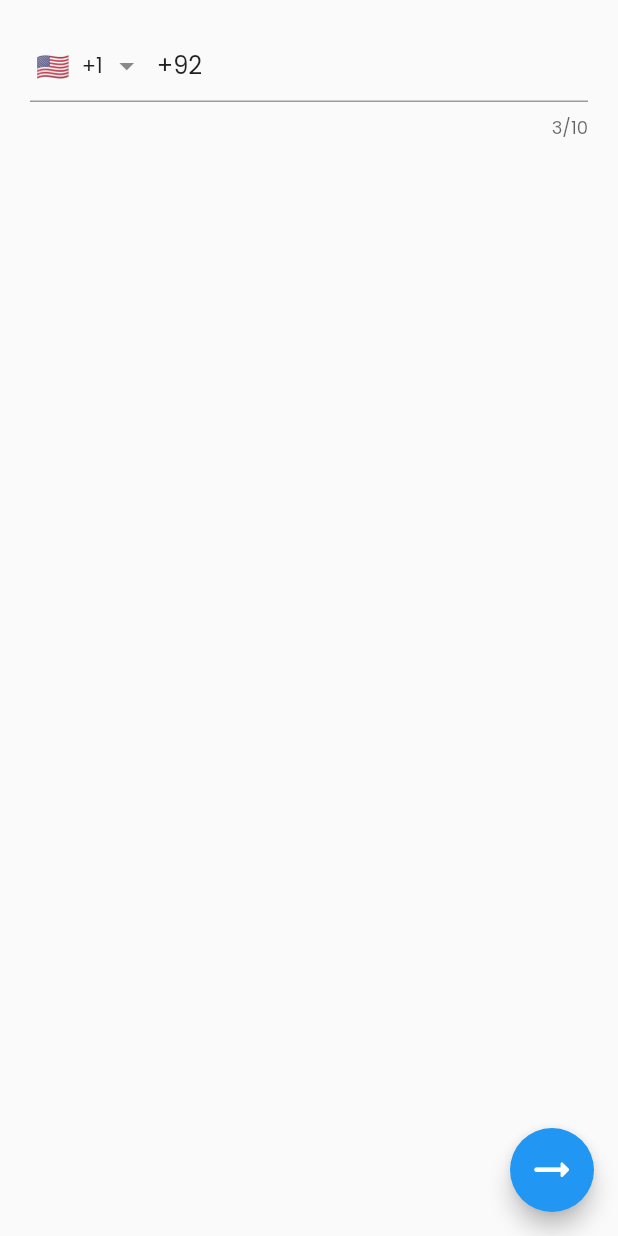
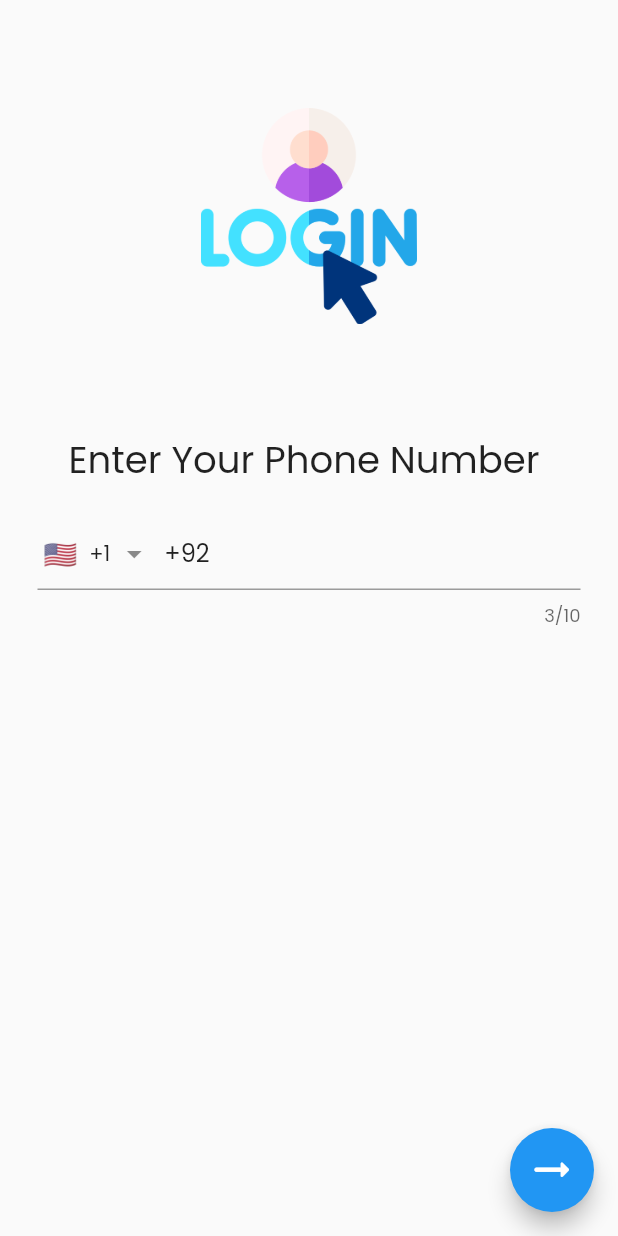
Before and after one commit to Ch-Muhammad-Tahir/chat-app-using-firebase-firestore, a Flutter app: the OtpAuthenticationScreenWidget screen opened directly, on a phone screen of 412 x 824 dp. Run offline on Flutter 3.47's test engine with Material 2 defaults, Android fonts, the phone set to English and light mode, and no system bars; drawn by our look-alikes of intl_phone_field; our stand-ins replace cloud_firestore, firebase_auth, firebase_core, firebase_storage, google_fonts, image_picker and 1 more; accounts and stored records are empty; network calls fail.

Commit message:
improve Code and Add Image functionality Store on Firebase Cloud

```diff
--- a/lib/models/user.dart
+++ b/lib/models/user.dart
@@ -2,6 +2,7 @@ class ChatUser {
   String name = "";
   String uId = "";
   String phoneNumber = "";
+  String imageUrl = "";
   ChatUser();
   ChatUser.fromJosn(Map<String, dynamic> json) {
     if (json["userName"] is String || json["userName"] is int) {
@@ -13,5 +14,8 @@ class ChatUser {
     if (json["phoneNumber"] is String || json["phoneNumber"] is int) {
       phoneNumber = json["phoneNumber"].toString();
     }
+    if (json["imageUrl"] is String || json["imageUrl"] is int) {
+      imageUrl = json["imageUrl"].toString();
+    }
   }
 }
--- a/lib/utils/app_assets.dart
+++ b/lib/utils/app_assets.dart
@@ -1,3 +1,6 @@
 class AppAssets {
   static String onBoadringPersonsChatView = "assets/on_boarding/pic1.png";
+  static String loginIcon1 = "assets/login-1.png";
+  static String loginIcon2 = "assets/login-2.png";
+  static String loginIcon3 = "assets/login.png";
 }
--- a/lib/utils/app_strings.dart
+++ b/lib/utils/app_strings.dart
@@ -6,7 +6,13 @@ class AppCommonStrings {
       "Connect people arround the world for free";
 
   static String onlineText = "Online";
-
+  static String loginSceenText = "Enter Your Phone Number ";
+  static String enterNameTfHint = "Enter You Name";
+  static String lastMsg = "Perfert will Check it";
+  static String time = "09:12 AM";
   static String dummyImage =
       "https://images.unsplash.com/photo-1494790108377-be9c29b29330?ixlib=rb-4.0.3&ixid=M3wxMjA3fDB8MHxwaG90by1wYWdlfHx8fGVufDB8fHx8fA%3D%3D&auto=format&fit=crop&w=387&q=80";
+
+  // Button Text
+  static String btnNext = "Next";
 }
--- a/lib/views/authentication/authentication_screen_widget.dart
+++ b/lib/views/authentication/authentication_screen_widget.dart
@@ -1,8 +1,12 @@
 import 'dart:math';
 
 import 'package:chat_app/providers/authentication_provider.dart';
+import 'package:chat_app/utils/app_assets.dart';
+import 'package:chat_app/utils/app_strings.dart';
 import 'package:chat_app/utils/common_functions.dart';
+import 'package:chat_app/utils/media_query.dart';
 import 'package:chat_app/views/authentication/otp_verify_screen.dart';
+import 'package:chat_app/widgets/custom_sized_box.dart';
 import 'package:flutter/material.dart';
 import 'package:intl_phone_field/intl_phone_field.dart';
 import 'package:intl_phone_field/phone_number.dart';
@@ -13,23 +17,12 @@ class OtpAuthenticationScreenWidget extends StatelessWidget {
   OtpAuthenticationScreenWidget({super.key});
   @override
   Widget build(BuildContext context) {
-    return Scaffold(
+    return SafeArea(
+      child: Scaffold(
         resizeToAvoidBottomInset: false,
         floatingActionButton: FloatingActionButton(
           onPressed: () {
-          Provider.of<AuthenticationProvier>(context, listen: false)
-              .fabLoginOnPressed(phoneNumber, context)
-              .then((isVaid) {
-            print("Number $isVaid");
-            if (isVaid) {
-              Navigator.push(
-                  context,
-                  MaterialPageRoute(
-                      builder: (context) => OTPVerifyScreenWidget()));
-            } else {
-              AppCommonFunctions.showToast("InValid Number", context);
-            }
-          });
+            onTabFAB(context);
           },
           child: const Icon(
             Icons.arrow_right_alt_rounded,
@@ -37,8 +30,21 @@ class OtpAuthenticationScreenWidget extends StatelessWidget {
           ),
         ),
         body: Padding(
-        padding: const EdgeInsets.all(20),
+          padding: const EdgeInsets.only(left: 25, right: 25),
           child: Column(children: [
+            Image.asset(
+              AppAssets.loginIcon1,
+              height: GetScreenSize.getScreenHeight(context) * 0.35,
+              width: GetScreenSize.getScreenWidth(context) * 0.35,
+            ),
+            Text(
+              AppCommonStrings.loginSceenText,
+              style: TextStyle(
+                  fontSize: GetScreenSize.getScreenWidth(context) * 0.06),
+            ),
+            const CustomSizedBox(
+              height: 20,
+            ),
             IntlPhoneField(
               decoration: const InputDecoration(
                   //labelText: 'Phone Number',
@@ -53,6 +59,21 @@ class OtpAuthenticationScreenWidget extends StatelessWidget {
             )
           ]),
         ),
+      ),
     );
   }
+
+  void onTabFAB(BuildContext context) {
+    Provider.of<AuthenticationProvier>(context, listen: false)
+        .fabLoginOnPressed(phoneNumber, context)
+        .then((isVaid) {
+      print("Number $isVaid");
+      if (isVaid) {
+        Navigator.push(context,
+            MaterialPageRoute(builder: (context) => OTPVerifyScreenWidget()));
+      } else {
+        AppCommonFunctions.showToast("InValid Number", context);
       }
+    });
+  }
+}
--- a/lib/views/chat_screen_page/chat_screen_page_widget.dart
+++ b/lib/views/chat_screen_page/chat_screen_page_widget.dart
@@ -30,7 +30,7 @@ class _ChatScreenPageWidgedState extends State<ChatScreenPageWidged> {
   @override
   Widget build(BuildContext context) {
     return Scaffold(
-      backgroundColor: Colors.grey,
+      backgroundColor: Colors.white,
       appBar: AppBar(
         elevation: 0,
         automaticallyImplyLeading: false,
--- a/lib/views/chat_screen_page/chat_screen_widgets/custom_app_bar_tile.dart
+++ b/lib/views/chat_screen_page/chat_screen_widgets/custom_app_bar_tile.dart
@@ -23,7 +23,7 @@ class CustomAppBarTile extends StatelessWidget {
           ),
         ),
         CircleAvatar(
-          backgroundImage: NetworkImage(AppCommonStrings.dummyImage),
+          backgroundImage: NetworkImage(receiverUser.imageUrl),
           maxRadius: 20,
         ),
         const CustomSizedBox(
--- a/pubspec.yaml
+++ b/pubspec.yaml
@@ -41,9 +41,10 @@ dependencies:
   provider: ^6.0.5
   firebase_auth: ^4.7.2
   otp_text_field: ^1.1.3
-  image_picker:
   firebase_database: ^10.2.4
   cloud_firestore: ^4.8.4
+  image_picker: ^1.0.1
+  firebase_storage: ^11.2.5
 
 dev_dependencies:
   flutter_test:
@@ -70,6 +71,7 @@ flutter:
   # To add assets to your application, add an assets section, like this:
   assets:
     - assets/on_boarding/
+    - assets/
 
   # An image asset can refer to one or more resolution-specific "variants", see
   # https://flutter.dev/assets-and-images/#resolution-aware
```
Also changed, not shown: lib/main.dart (+1 -6 lines), lib/providers/authentication_provider.dart (+20 -3 lines), lib/services/firebase_manager.dart (+18 -5 lines), lib/views/get_user_detail_screen/get_user_detail_screen.dart (+29 -12 lines), lib/views/home_page/home_page_widgets/chat_tile_view.dart (+3 -4 lines), assets/login-1.png (added), assets/login-2.png (added), assets/login.png (added), pubspec.lock, 1 other file. Lines whose indentation alone changed are shown as unchanged.
